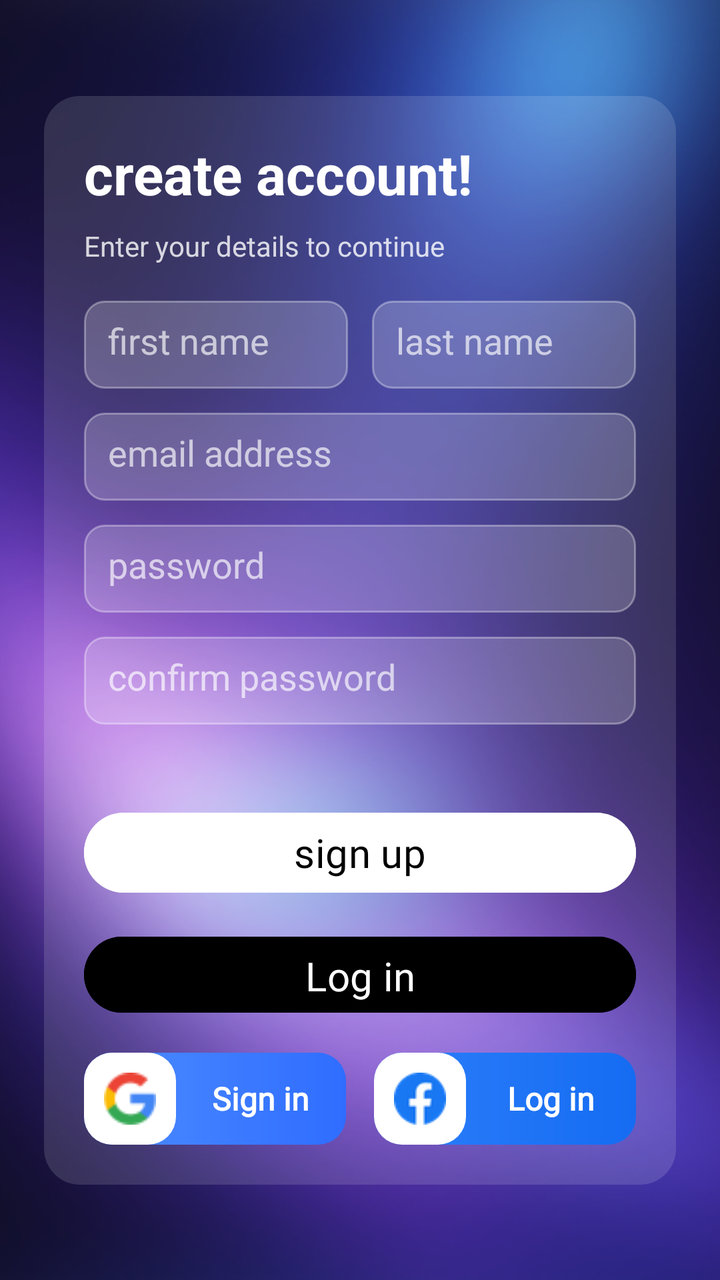
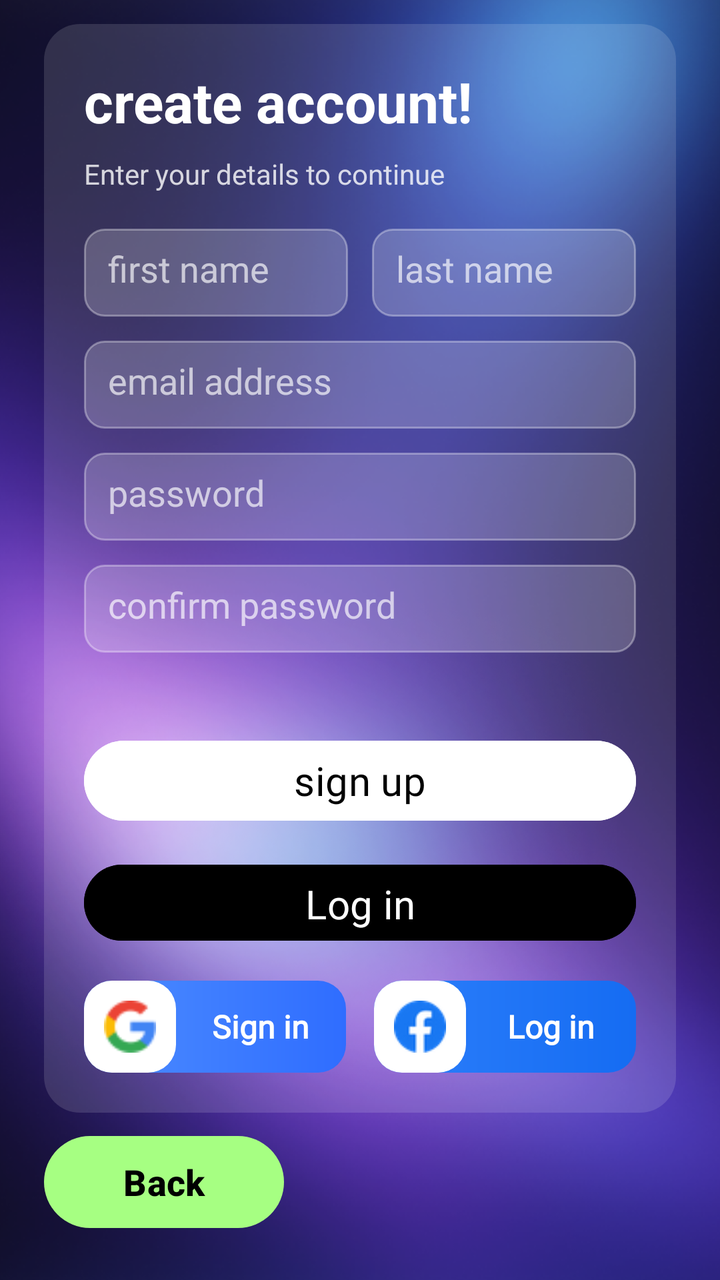

Screens rendered from an Android XML layout before and after an edit, with the pre-edit source and the edit as a unified diff.
<!-- AndroidManifest.xml: application theme Theme.RecoveryAI -->
<!-- res/layout/activity_create_account.xml -->
<?xml version="1.0" encoding="utf-8"?>
<androidx.constraintlayout.widget.ConstraintLayout
    xmlns:android="http://schemas.android.com/apk/res/android"
    xmlns:app="http://schemas.android.com/apk/res-auto"
    android:layout_width="match_parent"
    android:layout_height="match_parent">

    
    <ImageView
        android:id="@+id/bg"
        android:layout_width="0dp"
        android:layout_height="0dp"
        android:scaleType="centerCrop"
        android:src="@drawable/bg_auth"
        app:layout_constraintTop_toTopOf="parent"
        app:layout_constraintBottom_toBottomOf="parent"
        app:layout_constraintStart_toStartOf="parent"
        app:layout_constraintEnd_toEndOf="parent" />

    
    <FrameLayout
        android:id="@+id/card"
        android:layout_width="0dp"
        android:layout_height="wrap_content"
        android:layout_margin="22dp"
        android:background="@drawable/bg_glass"
        app:layout_constraintTop_toTopOf="parent"
        app:layout_constraintBottom_toBottomOf="parent"
        app:layout_constraintStart_toStartOf="parent"
        app:layout_constraintEnd_toEndOf="parent">

        <LinearLayout
            android:layout_width="match_parent"
            android:layout_height="wrap_content"
            android:orientation="vertical"
            android:padding="20dp">

            <TextView
                android:layout_width="wrap_content"
                android:layout_height="wrap_content"
                android:text="create account!"
                android:textColor="@android:color/white"
                android:textSize="28sp"
                android:textStyle="bold" />

            <TextView
                android:layout_width="wrap_content"
                android:layout_height="wrap_content"
                android:layout_marginTop="8dp"
                android:text="Enter your details to continue"
                android:textColor="#CCFFFFFF" />

            
            <LinearLayout
                android:layout_width="match_parent"
                android:layout_height="wrap_content"
                android:layout_marginTop="18dp"
                android:orientation="horizontal">

                <EditText
                    android:id="@+id/firstName"
                    android:layout_width="0dp"
                    android:layout_height="44dp"
                    android:layout_weight="1"
                    android:background="@drawable/field_frosted_bg"
                    android:hint="first name"
                    android:padding="12dp"
                    android:textColor="@android:color/white"
                    android:textColorHint="#AAFFFFFF" />

                <Space
                    android:layout_width="12dp"
                    android:layout_height="1dp" />

                <EditText
                    android:id="@+id/lastName"
                    android:layout_width="0dp"
                    android:layout_height="44dp"
                    android:layout_weight="1"
                    android:background="@drawable/field_frosted_bg"
                    android:hint="last name"
                    android:padding="12dp"
                    android:textColor="@android:color/white"
                    android:textColorHint="#AAFFFFFF" />
            </LinearLayout>

            <EditText
                android:id="@+id/email"
                android:layout_width="match_parent"
                android:layout_height="44dp"
                android:layout_marginTop="12dp"
                android:background="@drawable/field_frosted_bg"
                android:hint="email address"
                android:padding="12dp"
                android:paddingHorizontal="10dp"
                android:textColor="@android:color/white"
                android:textColorHint="#AAFFFFFF" />

            <EditText
                android:id="@+id/password"
                android:layout_width="match_parent"
                android:layout_height="44dp"
                android:layout_marginTop="12dp"
                android:background="@drawable/field_frosted_bg"
                android:hint="password"
                android:inputType="textPassword"
                android:padding="12dp"
                android:textColor="@android:color/white"
                android:textColorHint="#AAFFFFFF" />

            <EditText
                android:id="@+id/confirmPassword"
                android:layout_width="match_parent"
                android:layout_height="44dp"
                android:layout_marginTop="12dp"
                android:background="@drawable/field_frosted_bg"
                android:hint="confirm password"
                android:inputType="textPassword"
                android:padding="12dp"
                android:textColor="@android:color/white"
                android:textColorHint="#AAFFFFFF" />

            <Button
                android:id="@+id/btnSignUp"
                android:layout_width="match_parent"
                android:layout_height="48dp"
                android:layout_marginTop="40dp"
                android:backgroundTint="#FFFFFF"
                android:text="sign up"
                android:fontFamily="@font/inter_bold"
                android:textAllCaps="false"
                android:elevation="8dp"
                android:textColor="#000000"
                android:textSize="20sp"/>

            <LinearLayout
                android:layout_width="match_parent"
                android:layout_height="wrap_content"
                android:layout_marginTop="14dp"
                android:orientation="horizontal">

                <Button
                    android:id="@+id/btnLogin"
                    android:layout_width="0dp"
                    android:layout_height="46dp"
                    android:layout_weight="1"
                    android:fontFamily="@font/inter_bold"
                    android:text="Log in"
                    android:textAllCaps="false"
                    android:textSize="20sp"
                    android:elevation="8dp"
                    android:backgroundTint="#000000"/>
            </LinearLayout>

            
            <LinearLayout
                android:id="@+id/socialRow"
                android:layout_width="match_parent"
                android:layout_height="wrap_content"
                android:layout_marginTop="16dp"
                android:orientation="horizontal">

                
                <LinearLayout
                    android:id="@+id/btnGoogle"
                    android:layout_width="0dp"
                    android:layout_height="46dp"
                    android:layout_weight="1"
                    android:orientation="horizontal"
                    android:background="@drawable/social_google_bg"
                    android:gravity="center_vertical"
                    android:clickable="true"
                    android:focusable="true">

                    <FrameLayout
                        android:layout_width="46dp"
                        android:layout_height="46dp"
                        android:background="@drawable/social_left"
                        android:foreground="?attr/selectableItemBackgroundBorderless"
                        android:padding="10dp">

                        <ImageView
                            android:layout_width="match_parent"
                            android:layout_height="match_parent"
                            android:src="@drawable/googleicon"
                            android:contentDescription="@string/sign_in_google"
                            android:scaleType="fitCenter" />
                    </FrameLayout>

                    <TextView
                        android:layout_width="0dp"
                        android:layout_height="match_parent"
                        android:layout_weight="1"
                        android:text="Sign in"
                        android:textColor="@android:color/white"
                        android:textStyle="bold"
                        android:gravity="center"
                        android:fontFamily="@font/inter_extrabold"
                        android:textSize="16sp" />
                </LinearLayout>

                <Space
                    android:layout_width="14dp"
                    android:layout_height="1dp" />

                
                <LinearLayout
                    android:id="@+id/btnFacebook"
                    android:layout_width="0dp"
                    android:layout_height="46dp"
                    android:layout_weight="1"
                    android:orientation="horizontal"
                    android:background="@drawable/social_facebook_bg"
                    android:gravity="center_vertical"
                    android:clickable="true"
                    android:focusable="true">

                    <FrameLayout
                        android:layout_width="46dp"
                        android:layout_height="46dp"
                        android:background="@drawable/social_left"
                        android:foreground="?attr/selectableItemBackgroundBorderless"
                        android:padding="10dp">

                        <ImageView
                            android:layout_width="match_parent"
                            android:layout_height="match_parent"
                            android:src="@drawable/facebookicon"
                            android:contentDescription="@string/log_in_facebook"
                            android:scaleType="fitCenter" />
                    </FrameLayout>

                    <TextView
                        android:layout_width="0dp"
                        android:layout_height="match_parent"
                        android:layout_weight="1"
                        android:text="Log in"
                        android:textColor="@android:color/white"
                        android:textStyle="bold"
                        android:gravity="center"
                        android:fontFamily="@font/inter_extrabold"
                        android:textSize="16sp" />
                </LinearLayout>

            </LinearLayout>


        </LinearLayout>
    </FrameLayout>

</androidx.constraintlayout.widget.ConstraintLayout>
<!-- resources referenced by this layout -->
<resources>
  <!-- drawable bg_auth: png bitmap (drawable, 740075 bytes) -->
  <!-- drawable bg_glass (drawable) -->
  <?xml version="1.0" encoding="utf-8"?>
  <shape xmlns:android="http://schemas.android.com/apk/res/android">
      <solid android:color="#22FFFFFF"/>
      <corners android:radius="18dp"/>
  </shape>
  <!-- drawable facebookicon: png bitmap (drawable, 1661 bytes) -->
  <!-- drawable field_frosted_bg (drawable) -->
  <?xml version="1.0" encoding="utf-8"?>
  <shape xmlns:android="http://schemas.android.com/apk/res/android">
      <corners android:radius="10dp"/>
  
      
      <solid android:color="#33FFFFFF"/>
  
      <stroke
          android:width="1dp"
          android:color="#55FFFFFF"/>
  </shape>
  <!-- drawable googleicon: png bitmap (drawable, 677 bytes) -->
  <!-- drawable social_facebook_bg (drawable) -->
  <?xml version="1.0" encoding="utf-8"?>
  <shape xmlns:android="http://schemas.android.com/apk/res/android">
      <corners android:radius="14dp"/>
      <gradient
          android:angle="0"
          android:startColor="#2D7FFB"
          android:endColor="#156CF2"
          android:type="linear"/>
  </shape>
  <!-- drawable social_google_bg (drawable) -->
  <?xml version="1.0" encoding="utf-8"?>
  <shape xmlns:android="http://schemas.android.com/apk/res/android">
      <corners android:radius="14dp"/>
      <gradient
          android:angle="0"
          android:startColor="#4D8DFF"
          android:endColor="#2F6DFF"
          android:type="linear"/>
  </shape>
  <!-- drawable social_left (drawable) -->
  <?xml version="1.0" encoding="utf-8"?>
  <shape xmlns:android="http://schemas.android.com/apk/res/android">
      <solid android:color="#FFFFFF"/>
      <corners android:radius="14dp"/>
  </shape>
  <string name="log_in_facebook">Log in</string>
  <string name="sign_in_google">Sign in</string>
  <style name="Theme.RecoveryAI" parent="Theme.Material3.DayNight.NoActionBar">
  
      </style>
</resources>

<!-- the commit's change to res/layout/activity_create_account.xml (unified diff, before → after) -->
@@ -23,9 +23,10 @@
         android:layout_width="0dp"
         android:layout_height="wrap_content"
         android:layout_margin="22dp"
+        android:layout_marginBottom="16dp"
         android:background="@drawable/bg_glass"
         app:layout_constraintTop_toTopOf="parent"
-        app:layout_constraintBottom_toBottomOf="parent"
+        app:layout_constraintBottom_toTopOf="@id/btnBack"
         app:layout_constraintStart_toStartOf="parent"
         app:layout_constraintEnd_toEndOf="parent">
 
@@ -244,8 +245,26 @@
 
             </LinearLayout>
 
-
         </LinearLayout>
     </FrameLayout>
 
+    
+    <Button
+        android:id="@+id/btnBack"
+        android:layout_width="120dp"
+        android:layout_height="46dp"
+        android:layout_marginStart="22dp"
+        android:layout_marginBottom="26dp"
+        android:text="Back"
+        android:textAllCaps="false"
+        android:textColor="#000000"
+        android:textStyle="bold"
+        android:textSize="18sp"
+        android:background="@drawable/green_pill"
+        android:backgroundTint="@null"
+        android:stateListAnimator="@null"
+        app:backgroundTint="@null"
+        app:layout_constraintStart_toStartOf="parent"
+        app:layout_constraintBottom_toBottomOf="parent" />
+
 </androidx.constraintlayout.widget.ConstraintLayout>
<!-- resource entries referenced after the edit -->
@@ -21,6 +21,17 @@
           android:color="#55FFFFFF"/>
   </shape>
   <!-- drawable googleicon: png bitmap (drawable, 677 bytes) -->
+  <!-- drawable green_pill (drawable) -->
+  <?xml version="1.0" encoding="utf-8"?>
+  <shape xmlns:android="http://schemas.android.com/apk/res/android">
+      <corners android:radius="28dp"/>
+  
+      <gradient
+          android:type="linear"
+          android:angle="0"
+          android:startColor="#A6FF82"
+          android:endColor="#A6FF82" />
+  </shape>
   <!-- drawable social_facebook_bg (drawable) -->
   <?xml version="1.0" encoding="utf-8"?>
   <shape xmlns:android="http://schemas.android.com/apk/res/android">
